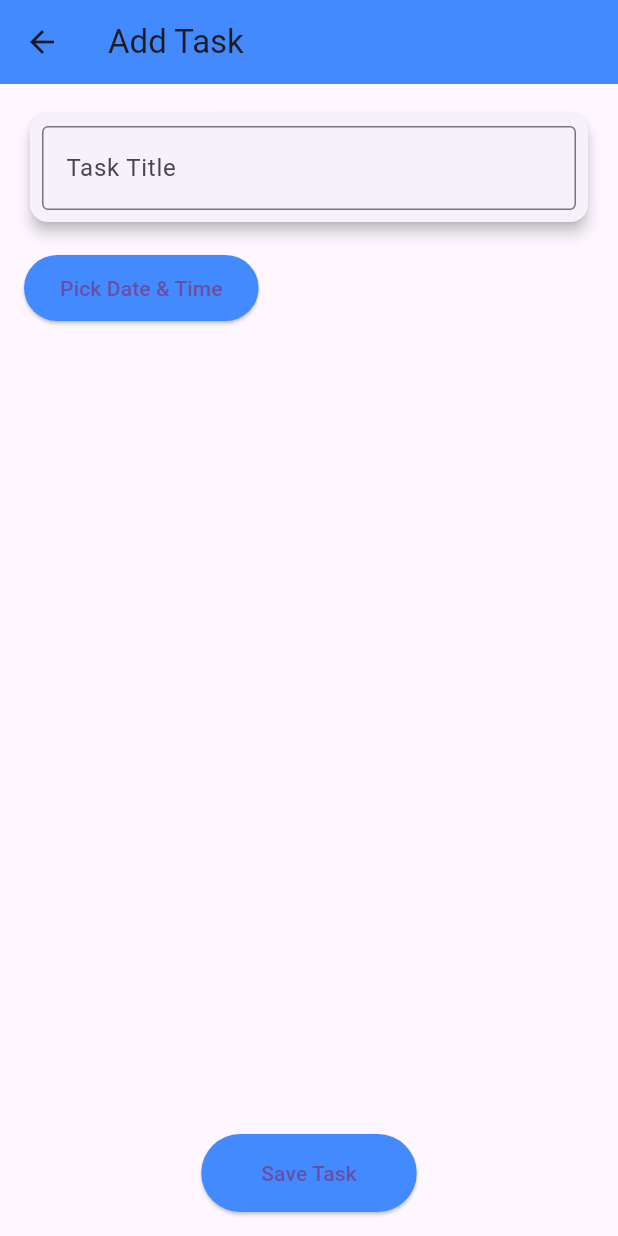
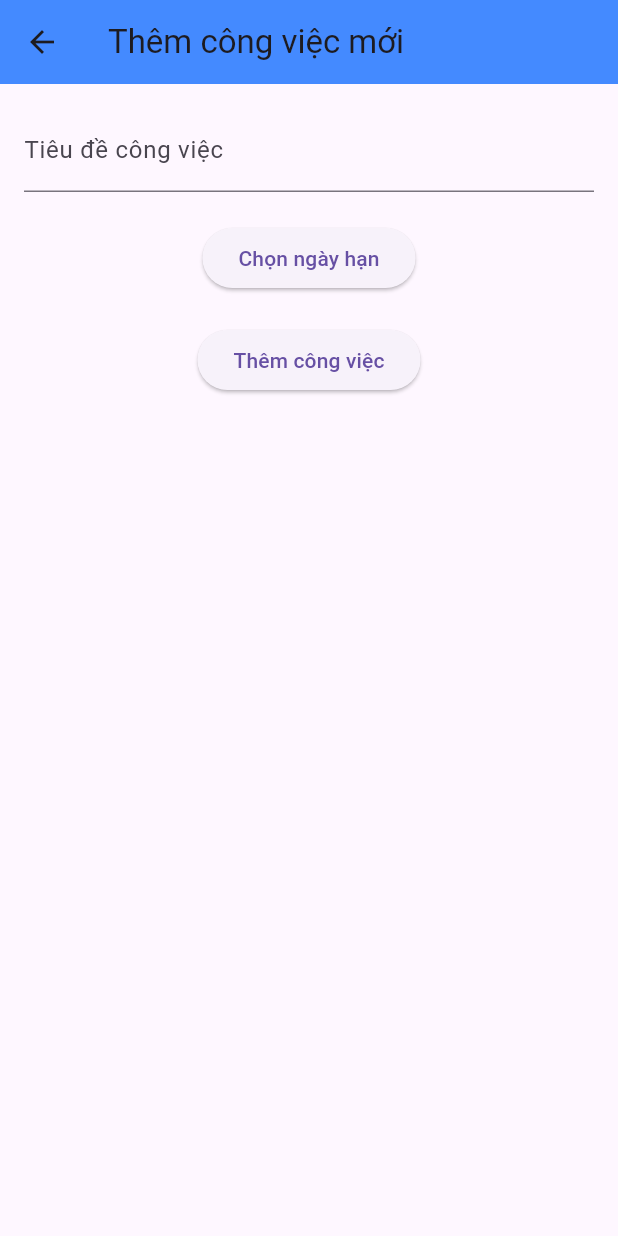
Before and after one commit to HoaiTruong96/baitaplon, a Flutter app: the screen it shows after launch, after a tap on the "add" icon, on a phone screen of 412 x 824 dp. Run offline on Flutter 3.47's test engine with Material 3 defaults, Android fonts, the phone set to English and light mode, and no system bars; our stand-ins replace flutter_local_notifications, timezone.

Commit message:
chia class

```diff
--- /dev/null
+++ b/lib/Task.dart
@@ -0,0 +1,6 @@
+class Task {
+  String title;
+  DateTime? dueDateTime;
+
+  Task({required this.title, this.dueDateTime});
+}
--- /dev/null
+++ b/lib/addtask_page.dart
@@ -0,0 +1,68 @@
+import 'package:flutter/material.dart';
+import 'Task.dart';
+
+class AddTaskPage extends StatefulWidget {
+  const AddTaskPage({super.key});
+
+  @override
+  State<AddTaskPage> createState() => _AddTaskPageState();
+}
+
+class _AddTaskPageState extends State<AddTaskPage> {
+  final TextEditingController _titleController = TextEditingController();
+  DateTime? _dueDateTime;
+
+  @override
+  Widget build(BuildContext context) {
+    return Scaffold(
+      appBar: AppBar(
+        title: const Text('Thêm công việc mới'),
+        backgroundColor: Colors.blueAccent,
+      ),
+      body: Padding(
+        padding: const EdgeInsets.all(16.0),
+        child: Column(
+          children: [
+            TextField(
+              controller: _titleController,
+              decoration: const InputDecoration(labelText: 'Tiêu đề công việc'),
+            ),
+            const SizedBox(height: 20),
+            ElevatedButton(
+              onPressed: () async {
+                final DateTime? pickedDate = await showDatePicker(
+                  context: context,
+                  initialDate: DateTime.now(),
+                  firstDate: DateTime(2000),
+                  lastDate: DateTime(2101),
+                );
+
+                if (pickedDate != null && pickedDate != _dueDateTime) {
+                  setState(() {
+                    _dueDateTime = pickedDate;
+                  });
+                }
+              },
+              child: Text(_dueDateTime == null
+                  ? 'Chọn ngày hạn'
+                  : 'Ngày hạn: ${_dueDateTime?.toLocal()}'.split(' ')[0]),
+            ),
+            const SizedBox(height: 20),
+            ElevatedButton(
+              onPressed: () {
+                if (_titleController.text.isNotEmpty && _dueDateTime != null) {
+                  final newTask = Task(
+                    title: _titleController.text,
+                    dueDateTime: _dueDateTime,
+                  );
+                  Navigator.pop(context, newTask); // Trả task về HomePage
+                }
+              },
+              child: const Text('Thêm công việc'),
+            ),
+          ],
+        ),
+      ),
+    );
+  }
+}
--- /dev/null
+++ b/lib/homepage.dart
@@ -0,0 +1,147 @@
+import 'package:flutter/material.dart';
+import 'package:flutter_local_notifications/flutter_local_notifications.dart';
+import 'package:timezone/data/latest_all.dart' as tz;
+import 'package:timezone/timezone.dart' as tz;
+import 'Task.dart';
+import 'addtask_page.dart';
+
+class HomePage extends StatefulWidget {
+  const HomePage({super.key});
+
+  @override
+  State<HomePage> createState() => _HomePageState();
+}
+
+class _HomePageState extends State<HomePage> {
+  var tasks = <Task>[];
+
+  late FlutterLocalNotificationsPlugin flutterLocalNotificationsPlugin;
+
+  @override
+  void initState() {
+    super.initState();
+    flutterLocalNotificationsPlugin = FlutterLocalNotificationsPlugin();
+    _initializeNotification();
+  }
+
+  void _initializeNotification() async {
+    // Khởi tạo timezone
+    tz.initializeTimeZones();
+
+    const AndroidInitializationSettings initializationSettingsAndroid =
+    AndroidInitializationSettings('@mipmap/ic_launcher');
+    const InitializationSettings initializationSettings = InitializationSettings(
+      android: initializationSettingsAndroid,
+    );
+
+    await flutterLocalNotificationsPlugin.initialize(initializationSettings);
+  }
+
+  Future<void> _scheduleNotification(Task task, int id) async {
+    if (task.dueDateTime == null) return;
+
+    final scheduledDateTime = task.dueDateTime!.subtract(const Duration(minutes: 5));
+    if (scheduledDateTime.isBefore(DateTime.now())) return;
+
+    final tz.TZDateTime tzScheduledDateTime = tz.TZDateTime.from(
+      scheduledDateTime,
+      tz.local,
+    );
+
+    const AndroidNotificationDetails androidPlatformChannelSpecifics =
+    AndroidNotificationDetails(
+      'task_channel_id',
+      'Task Notifications',
+      channelDescription: 'Thông báo nhắc nhở task',
+      importance: Importance.max,
+      priority: Priority.high,
+    );
+
+    const NotificationDetails platformChannelSpecifics = NotificationDetails(
+      android: androidPlatformChannelSpecifics,
+    );
+
+    await flutterLocalNotificationsPlugin.zonedSchedule(
+      id,
+      'Sắp tới hạn!',
+      'Công việc: ${task.title}',
+      tzScheduledDateTime,
+      platformChannelSpecifics,
+      androidAllowWhileIdle: true,
+      uiLocalNotificationDateInterpretation:
+      UILocalNotificationDateInterpretation.absoluteTime,
+      matchDateTimeComponents: DateTimeComponents.dateAndTime,
+    );
+  }
+
+  void _addTask(Task task) {
+    setState(() {
+      tasks.add(task);
+    });
+    _scheduleNotification(task, tasks.length); // ID = số lượng task
+  }
+
+  void _deleteTask(int index) {
+    setState(() {
+      tasks.removeAt(index);
+    });
+    // Nếu muốn xóa luôn notification, cần thêm flutterLocalNotificationsPlugin.cancel(id);
+  }
+
+  @override
+  Widget build(BuildContext context) {
+    return Scaffold(
+      appBar: AppBar(
+        title: const Text('To-Do List'),
+        backgroundColor: Colors.blueAccent,
+      ),
+      body: tasks.isEmpty
+          ? const Center(
+        child: Text(
+          'Chưa có việc cần làm',
+          style: TextStyle(fontSize: 18, color: Colors.grey),
+        ),
+      )
+          : ListView.builder(
+        itemCount: tasks.length,
+        itemBuilder: (context, index) {
+          final task = tasks[index];
+          return Card(
+            margin: const EdgeInsets.symmetric(vertical: 8, horizontal: 16),
+            elevation: 4,
+            child: ListTile(
+              contentPadding: const EdgeInsets.all(16),
+              title: Text(
+                task.title,
+                style: const TextStyle(fontSize: 18, fontWeight: FontWeight.bold),
+              ),
+              subtitle: task.dueDateTime != null
+                  ? Text(
+                'Due: ${task.dueDateTime!.toLocal()}'.split('.')[0],
+                style: const TextStyle(color: Colors.blueGrey),
+              )
+                  : null,
+              trailing: IconButton(
+                icon: const Icon(Icons.delete, color: Colors.red),
+                onPressed: () => _deleteTask(index),
+              ),
+            ),
+          );
+        },
+      ),
+      floatingActionButton: FloatingActionButton(
+        onPressed: () async {
+          final Task? newTask = await Navigator.push(
+            context,
+            MaterialPageRoute(builder: (context) => const AddTaskPage()),
+          );
+          if (newTask != null) {
+            _addTask(newTask);
+          }
+        },
+        backgroundColor: Colors.blueAccent,
+        child: const Icon(Icons.add),
+      ),
+    );
+  }
+}
--- a/lib/main.dart
+++ b/lib/main.dart
@@ -1,4 +1,5 @@
 import 'package:flutter/material.dart';
+import 'homepage.dart'; // import HomePage đã tách ra file riêng
 
 void main() {
   runApp(const MyApp());
@@ -19,197 +20,3 @@ class MyApp extends StatelessWidget {
     );
   }
 }
-
-class Task {
-  String title;
-  DateTime? dueDateTime;
-
-  Task({required this.title, this.dueDateTime});
-}
-
-class HomePage extends StatefulWidget {
-  const HomePage({super.key});
-
-  @override
-  State<HomePage> createState() => _HomePageState();
-}
-
-class _HomePageState extends State<HomePage> {
-  List<Task> tasks = [];
-
-  void _addTask(Task task) {
-    setState(() {
-      tasks.add(task);
-    });
-  }
-
-  void _deleteTask(int index) {
-    setState(() {
-      tasks.removeAt(index);
-    });
-  }
-
-  @override
-  Widget build(BuildContext context) {
-    return Scaffold(
-      appBar: AppBar(
-        title: const Text('To-Do List'),
-        backgroundColor: Colors.blueAccent,
-      ),
-      body: tasks.isEmpty
-          ? const Center(
-        child: Text(
-          'Chưa có việc cần làm',
-          style: TextStyle(fontSize: 18, color: Colors.grey),
-        ),
-      )
-          : ListView.builder(
-        itemCount: tasks.length,
-        itemBuilder: (context, index) {
-          final task = tasks[index];
-          return Card(
-            margin: const EdgeInsets.symmetric(vertical: 8, horizontal: 16),
-            elevation: 4,
-            child: ListTile(
-              contentPadding: const EdgeInsets.all(16),
-              title: Text(
-                task.title,
-                style: const TextStyle(fontSize: 18, fontWeight: FontWeight.bold),
-              ),
-              subtitle: task.dueDateTime != null
-                  ? Text(
-                'Due: ${task.dueDateTime!.toLocal()}'.split('.')[0],
-                style: const TextStyle(color: Colors.blueGrey),
-              )
-                  : null,
-              trailing: IconButton(
-                icon: const Icon(Icons.delete, color: Colors.red),
-                onPressed: () => _deleteTask(index),
-              ),
-            ),
-          );
-        },
-      ),
-      floatingActionButton: FloatingActionButton(
-        onPressed: () async {
-          final Task? newTask = await Navigator.push(
-            context,
-            MaterialPageRoute(builder: (context) => const AddTaskPage()),
-          );
-          if (newTask != null) {
-            _addTask(newTask);
-          }
-        },
-        backgroundColor: Colors.blueAccent,
-        child: const Icon(Icons.add),
-      ),
-    );
-  }
-}
-
-class AddTaskPage extends StatefulWidget {
-  const AddTaskPage({super.key});
-
-  @override
-  State<AddTaskPage> createState() => _AddTaskPageState();
-}
-
-class _AddTaskPageState extends State<AddTaskPage> {
-  final TextEditingController _titleController = TextEditingController();
-  DateTime? _selectedDateTime;
-
-  Future<void> _pickDateTime() async {
-    final DateTime? pickedDate = await showDatePicker(
-      context: context,
-      initialDate: DateTime.now(),
-      firstDate: DateTime.now(),
-      lastDate: DateTime(2101),
-    );
-    if (pickedDate != null) {
-      final TimeOfDay? pickedTime = await showTimePicker(
-        context: context,
-        initialTime: TimeOfDay.now(),
-      );
-      if (pickedTime != null) {
-        setState(() {
-          _selectedDateTime = DateTime(
-            pickedDate.year,
-            pickedDate.month,
-            pickedDate.day,
-            pickedTime.hour,
-            pickedTime.minute,
-          );
-        });
-      }
-    }
-  }
-
-  @override
-  Widget build(BuildContext context) {
-    return Scaffold(
-      appBar: AppBar(
-        title: const Text('Add Task'),
-        backgroundColor: Colors.blueAccent,
-      ),
-      body: Padding(
-        padding: const EdgeInsets.all(16.0),
-        child: Column(
-          crossAxisAlignment: CrossAxisAlignment.start,
-          children: [
-            Card(
-              elevation: 4,
-              child: Padding(
-                padding: const EdgeInsets.all(8.0),
-                child: TextField(
-                  controller: _titleController,
-                  decoration: const InputDecoration(
-                    labelText: 'Task Title',
-                    border: OutlineInputBorder(),
-                  ),
-                ),
-              ),
-            ),
-            const SizedBox(height: 16),
-            Row(
-              children: [
-                ElevatedButton(
-                  onPressed: _pickDateTime,
-                  style: ElevatedButton.styleFrom(
-                    padding: const EdgeInsets.symmetric(horizontal: 24, vertical: 12),
-                    backgroundColor: Colors.blueAccent,
-                  ),
-                  child: const Text('Pick Date & Time'),
-                ),
-                const SizedBox(width: 16),
-                if (_selectedDateTime != null)
-                  Text(
-                    '${_selectedDateTime!.toLocal()}'.split('.')[0],
-                    style: const TextStyle(fontSize: 16, color: Colors.blueGrey),
-                  ),
-              ],
-            ),
-            const Spacer(),
-            Center(
-              child: ElevatedButton(
-                onPressed: () {
-                  final title = _titleController.text.trim();
-                  if (title.isNotEmpty) {
-                    Navigator.pop(
-                      context,
-                      Task(title: title, dueDateTime: _selectedDateTime),
-                    );
-                  }
-                },
-                style: ElevatedButton.styleFrom(
-                  padding: const EdgeInsets.symmetric(horizontal: 40, vertical: 16),
-                  backgroundColor: Colors.blueAccent,
-                ),
-                child: const Text('Save Task'),
-              ),
-            ),
-          ],
-        ),
-      ),
-    );
-  }
-}
--- a/pubspec.yaml
+++ b/pubspec.yaml
@@ -30,6 +30,9 @@ environment:
 dependencies:
   flutter:
     sdk: flutter
+
+  flutter_local_notifications: ^16.1.0
+  timezone: ^0.9.2
 
   # The following adds the Cupertino Icons font to your application.
   # Use with the CupertinoIcons class for iOS style icons.
```
Also changed, not shown: pubspec.lock.
